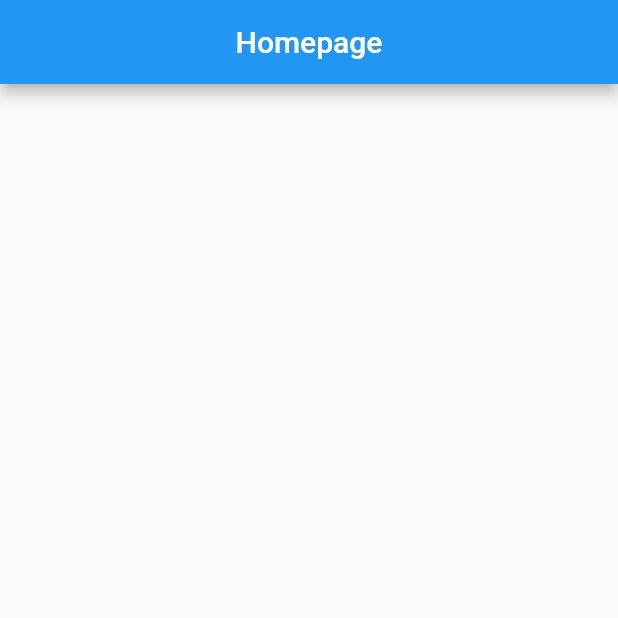
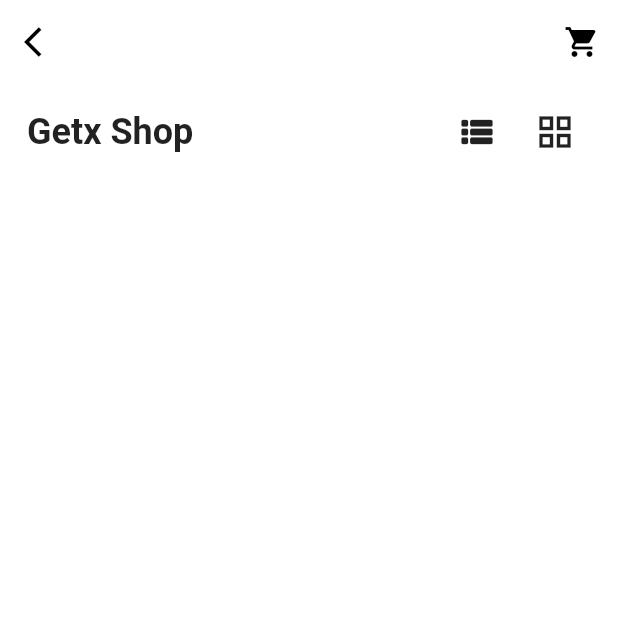
Before and after one commit to visionxStudio/REST-Api-with-getx, a Flutter app: the screen it shows after launch, on a phone screen of 412 x 824 dp, the top half of it. Run offline on Flutter 3.47's test engine with Material 2 defaults, Android fonts, the phone set to English and light mode, and no system bars; our stand-ins replace get.

Commit message:
first commit

```diff
--- a/lib/homepage.dart
+++ b/lib/homepage.dart
@@ -4,10 +4,58 @@ class Homepage extends StatelessWidget {
   @override
   Widget build(BuildContext context) {
     return Scaffold(
-      appBar: AppBar(
-        title: Text('Homepage'),
-        centerTitle: true,
-      ),
-    );
+        backgroundColor: Colors.white,
+        appBar: AppBar(
+          elevation: 0.0,
+          leading: IconButton(
+            icon: Icon(Icons.arrow_back_ios),
+            onPressed: () {},
+          ),
+          actions: [
+            IconButton(
+              icon: Icon(Icons.shopping_cart),
+              onPressed: () {},
+            )
+          ],
+          centerTitle: true,
+        ),
+        body: Column(
+          children: [
+            Padding(
+              padding: EdgeInsets.symmetric(vertical: 8.0, horizontal: 18.0),
+              child: Row(
+                mainAxisAlignment: MainAxisAlignment.spaceBetween,
+                children: [
+                  Text(
+                    "Getx Shop",
+                    style: TextStyle(
+                      fontSize: 24.0,
+                      fontWeight: FontWeight.w600,
+                    ),
+                  ),
+                  Container(
+                    child: Row(
+                      children: [
+                        IconButton(
+                          icon: Icon(Icons.view_list_rounded),
+                          iconSize: 28.0,
+                          onPressed: () {},
+                        ),
+                        SizedBox(
+                          width: 4.0,
+                        ),
+                        IconButton(
+                          icon: Icon(Icons.grid_view),
+                          iconSize: 28.0,
+                          onPressed: () {},
+                        ),
+                      ],
+                    ),
+                  )
+                ],
+              ),
+            ),
+          ],
+        ));
   }
 }
--- a/lib/main.dart
+++ b/lib/main.dart
@@ -1,4 +1,5 @@
 import 'package:flutter/material.dart';
+import 'package:get/get.dart';
 import 'package:getxApi/homepage.dart';
 
 void main() {
@@ -8,9 +9,11 @@ void main() {
 class MyApp extends StatelessWidget {
   @override
   Widget build(BuildContext context) {
-    return MaterialApp(
+    return GetMaterialApp(
+      debugShowCheckedModeBanner: false,
       title: 'Flutter Demo',
       theme: ThemeData(
+        primaryColor: Colors.white,
         primarySwatch: Colors.blue,
         visualDensity: VisualDensity.adaptivePlatformDensity,
       ),
--- a/pubspec.yaml
+++ b/pubspec.yaml
@@ -24,6 +24,7 @@ dependencies:
   flutter:
     sdk: flutter
   get:
+  flutter_staggered_grid_view: ^0.3.2
 
   # The following adds the Cupertino Icons font to your application.
   # Use with the CupertinoIcons class for iOS style icons.
```
Also changed, not shown: pubspec.lock, 1 other file.
